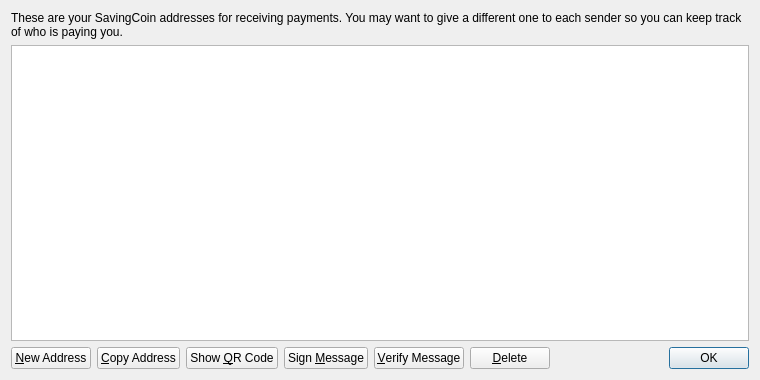
Above: src/qt/forms/addressbookpage.ui from zeitcoinmovement/zeitcoin before the change. Below: the same form after it.
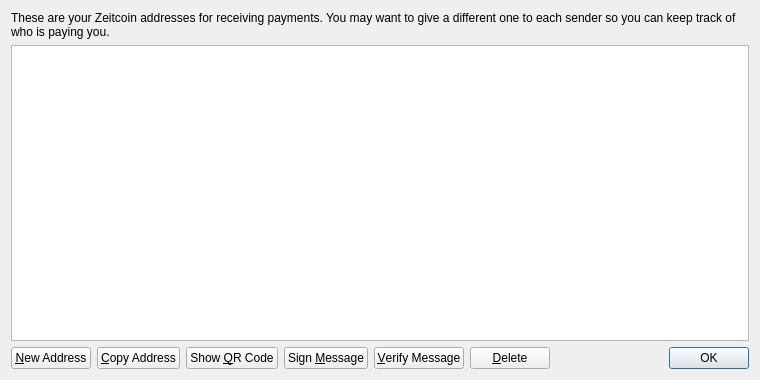
That is the form after the change. Icons and pictures are not drawn.

Patch:
```diff
--- a/src/qt/forms/addressbookpage.ui
+++ b/src/qt/forms/addressbookpage.ui
@@ -17,7 +17,7 @@
    <item>
     <widget class="QLabel" name="labelExplanation">
      <property name="text">
-      <string>These are your SavingCoin addresses for receiving payments. You may want to give a different one to each sender so you can keep track of who is paying you.</string>
+      <string>These are your Zeitcoin addresses for receiving payments. You may want to give a different one to each sender so you can keep track of who is paying you.</string>
      </property>
      <property name="textFormat">
       <enum>Qt::PlainText</enum>
```
